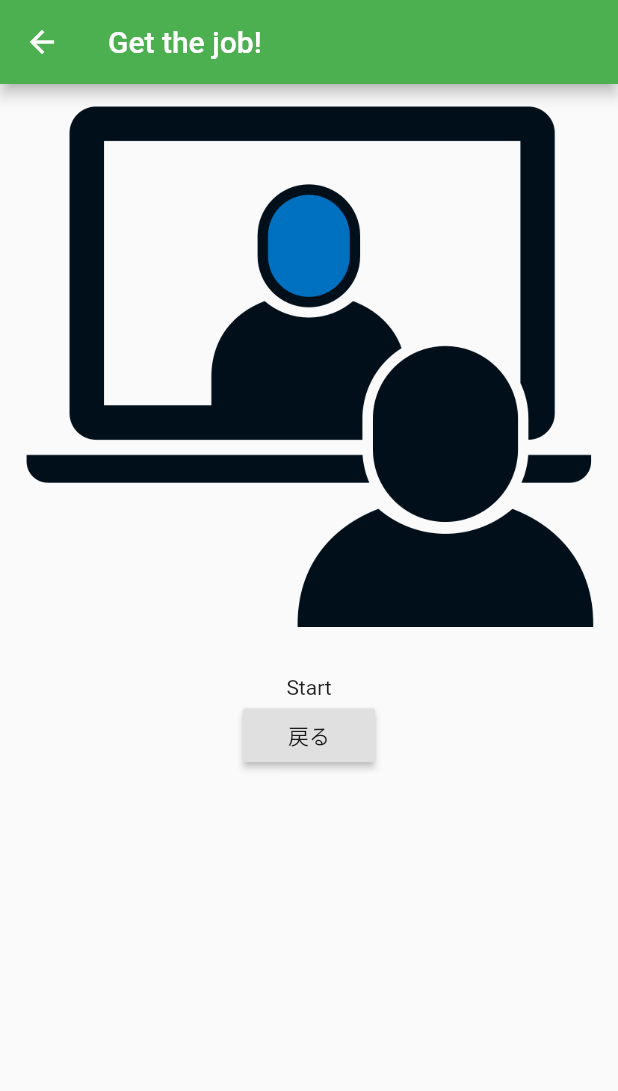
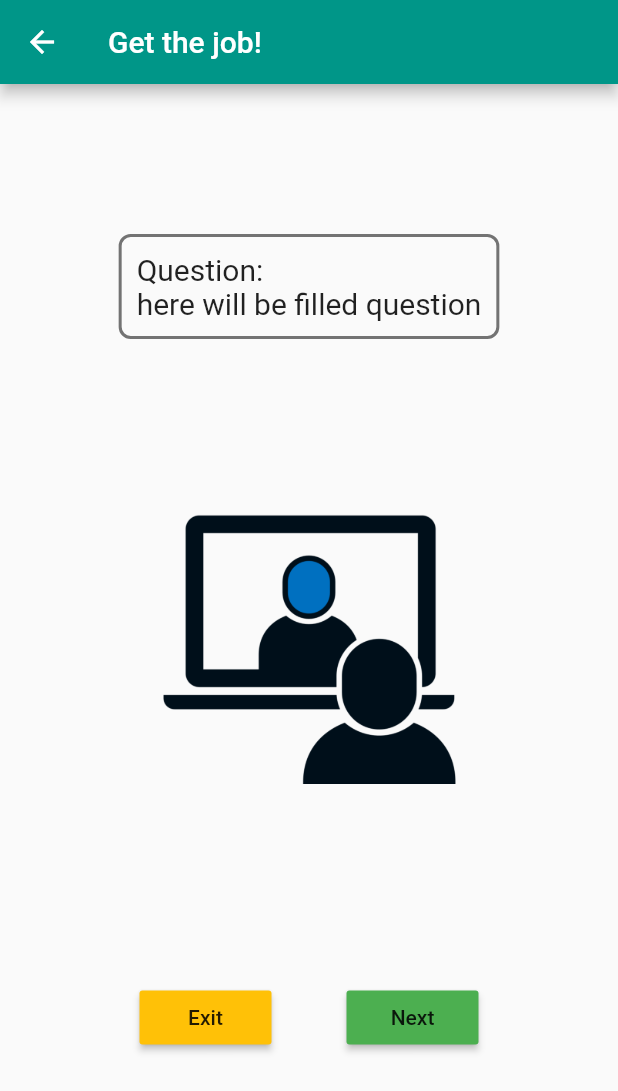
Before and after one commit to JobInterviewPractice/job_interview_practice, a Flutter app: the screen it shows after launch, after a tap on "Start", on a phone screen of 412 x 824 dp. Shown: the top 1091 px of the screen. Run offline on Flutter 3.47's test engine with Material 2 defaults, Android fonts, the phone set to English and light mode, and no system bars.

Commit message:
・add appicon ・add demoquestion

```diff
--- a/lib/main.dart
+++ b/lib/main.dart
@@ -16,7 +16,7 @@ class MyApp extends StatelessWidget {
       home: Scaffold(
         backgroundColor: Colors.white,
         appBar: AppBar(
-          backgroundColor: Colors.green,
+          backgroundColor: Colors.teal,
           title: Text(
            'Get the job!',
             style: TextStyle(
@@ -52,6 +52,7 @@ class AppPage extends StatelessWidget {
                 child: Text(
                   'Start',
                   style: TextStyle(
+
                   ),
                 ),
               ),
@@ -75,7 +76,7 @@ class StartPage extends StatelessWidget {
   Widget build(BuildContext context) {
     return Scaffold(
       appBar: AppBar(
-        backgroundColor: Colors.green,
+        backgroundColor: Colors.teal,
         title: Text(
           'Get the job!',
           style: TextStyle(
@@ -85,16 +86,49 @@ class StartPage extends StatelessWidget {
       ),
       body: Column(
         children: [
+          SizedBox(
+            height: 100,
+          ),
           Container(
-            child: Image.asset('images/image_interviewer.png'),
+            decoration: BoxDecoration(
+              border: Border.all(color: Colors.black54, width: 2),
+              borderRadius: BorderRadius.circular(8),
+            ),
+            child: Padding(
+              padding: const EdgeInsets.all(10.0),
+              child: Text(
+                'Question:\n'
+                    'here will be filled question',
+                style: TextStyle(
+                  fontSize: 20
+                ),
+              ),
+            ),
+          ),
+          SizedBox(
+            height: 10,
+          ),
+          Padding(
+            padding: const EdgeInsets.all(100.0),
+            child: Container(
+              child: Image.asset('images/image_interviewer.png'),
+            ),
           ),
           Container(
             padding: EdgeInsets.all(32.0),
             child: Center(
-              child: Column(
+              child: Row(
+                mainAxisAlignment: MainAxisAlignment.center,
                 children: <Widget>[
-                  Text('Start'),
-                  RaisedButton(onPressed: () => Navigator.of(context).pop(), child: Text('戻る'),)
+                  RaisedButton(
+                    color: Colors.amber,
+                    onPressed: () => Navigator.of(context).pop(), child: Text('Exit'),
+                  ),
+                  SizedBox(width: 50),
+                  RaisedButton(
+                    color: Colors.green,
+                    onPressed: () => Navigator.of(context).pop(), child: Text('Next'),
+                  ),
                 ],
               ),
             ),
@@ -111,7 +145,7 @@ class EditPage extends StatelessWidget {
   Widget build(BuildContext context) {
     return Scaffold(
       appBar: AppBar(
-        backgroundColor: Colors.green,
+        backgroundColor: Colors.teal,
         title: Text(
           'Get the job!',
           style: TextStyle(
```
Also changed, not shown: images/icon_appIcon.png (added), 27 other files.
